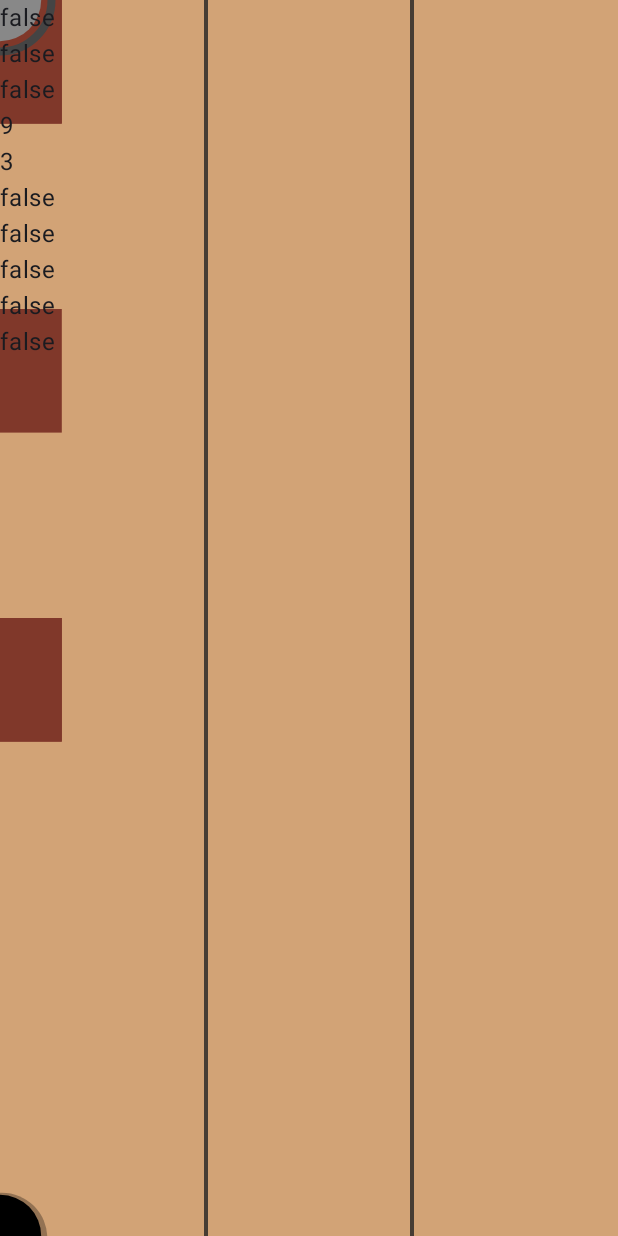
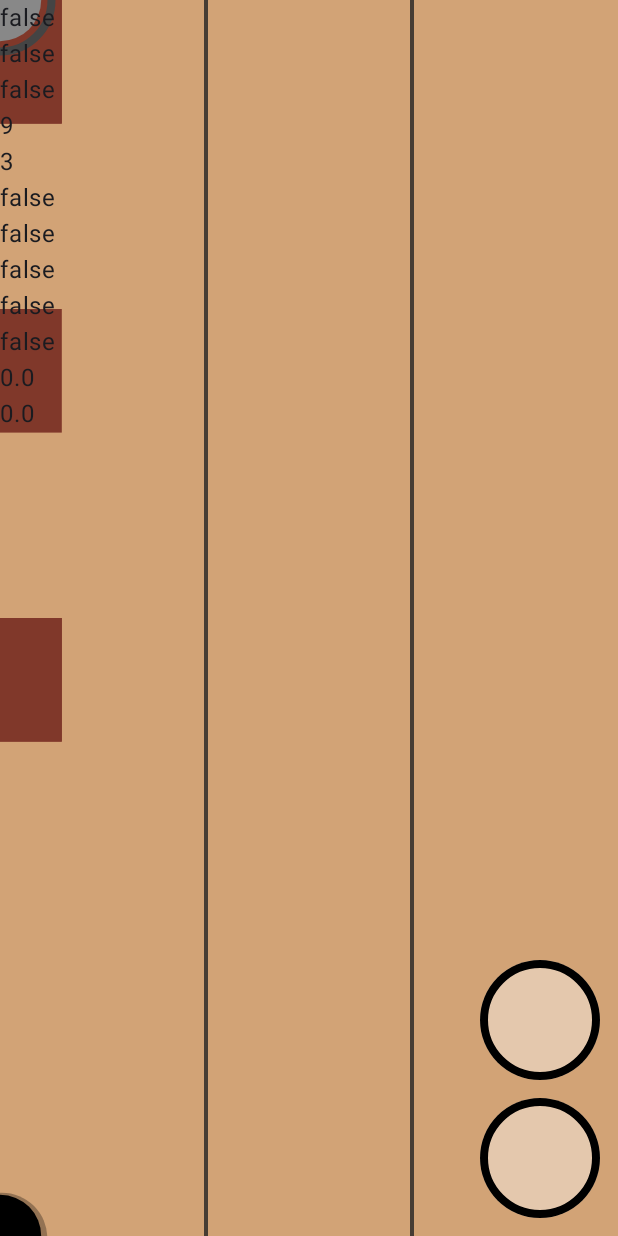
Before and after one commit to Shriram-10/Cheese-Chase, an Android app built with Jetpack Compose: the game screen opened through its navigation route, on a phone screen of 412 x 824 dp. Run offline under Robolectric (Android 15) with nearby library versions, the phone set to English and light mode, and no system bars.

Commit message:
make powerup bubbles

```diff
--- a/app/src/main/java/com/example/thecheesechaseapplication/Game.kt
+++ b/app/src/main/java/com/example/thecheesechaseapplication/Game.kt
@@ -30,6 +30,7 @@ import androidx.compose.foundation.layout.Spacer
 import androidx.compose.foundation.layout.fillMaxSize
 import androidx.compose.foundation.layout.fillMaxWidth
 import androidx.compose.foundation.layout.height
+import androidx.compose.foundation.layout.size
 import androidx.compose.foundation.layout.width
 import androidx.compose.foundation.shape.RoundedCornerShape
 import androidx.compose.material3.Button
@@ -44,7 +45,9 @@ import androidx.compose.runtime.remember
 import androidx.compose.runtime.rememberCoroutineScope
 import androidx.compose.runtime.setValue
 import androidx.compose.runtime.withFrameMillis
+import androidx.compose.ui.Alignment
 import androidx.compose.ui.Modifier
+import androidx.compose.ui.draw.clip
 import androidx.compose.ui.draw.scale
 import androidx.compose.ui.geometry.Offset
 import androidx.compose.ui.geometry.Size
@@ -403,6 +406,8 @@ fun Game(modifier: Modifier, navController: NavController, highScore: HighScoreM
             Text(collided3.value.toString())
             Text(collided4.value.toString())
             Text(collided5.value.toString())
+            Text(circularTimer1.value.toString())
+            Text(circularTimer2.value.toString())
         }
         if (collisionCount.value < 2) {
             Column {
@@ -491,6 +496,35 @@ fun Game(modifier: Modifier, navController: NavController, highScore: HighScoreM
         LaunchedEffect(Unit){
             delay(1000)
             makeDelay.value = false
+        }
+    }
+
+    if (powerUpsCollected.value == 1 && !activatePowerUp1.value){
+        UpdateTimer()
+    }
+    if (powerUpsCollected.value == 2 && !activatePowerUp2.value){
+        UpdateTimer()
+    }
+}
+
+@Composable
+fun UpdateTimer(){
+    if (powerUpsCollected.value == 2 && collisionCount.value < 2){
+        LaunchedEffect(Unit) {
+            while (circularTimer2.value < 360) {
+                delay(8)
+                circularTimer2.value += (360f/375f)
+            }
+            activatePowerUp2.value = true
+        }
+    }
+    if (powerUpsCollected.value >= 1 && collisionCount.value < 2){
+        LaunchedEffect(Unit) {
+            while (circularTimer1.value < 360) {
+                delay(8)
+                circularTimer1.value += (360f/375f)
+            }
+            activatePowerUp1.value = true
         }
     }
 }
@@ -586,6 +620,10 @@ fun GameCanvas(modifier:Modifier, context: Context) {
         collisionCount.value = 0
     }
 
+    Box(
+        modifier = Modifier.fillMaxSize(),
+        contentAlignment = Alignment.BottomCenter
+    ) {
         Canvas(
             modifier = Modifier
                 .fillMaxSize()
@@ -620,99 +658,99 @@ fun GameCanvas(modifier:Modifier, context: Context) {
                         }
                     )
                 }
-    ){
+        ) {
             height.value = size.height
             width.value = size.width
 
             drawLine(
-            color = Color(71,61,52),
-            start = Offset(size.width/3, 0f),
-            end = Offset(size.width/3, size.height),
+                color = Color(71, 61, 52),
+                start = Offset(size.width / 3, 0f),
+                end = Offset(size.width / 3, size.height),
                 strokeWidth = 4f
             )
 
             drawLine(
-            color = Color(71,61,52),
-            start = Offset(size.width/1.5f, 0f),
-            end = Offset(size.width/1.5f, size.height),
+                color = Color(71, 61, 52),
+                start = Offset(size.width / 1.5f, 0f),
+                end = Offset(size.width / 1.5f, size.height),
                 strokeWidth = 4f
             )
 
             drawRect(
-            topLeft = Offset(movingBoxes[0].centerX - size.width/10, yBox[0]),
-            color = Color(128,56,42),
-            size = Size(size.width/5, size.width/5)
+                topLeft = Offset(movingBoxes[0].centerX - size.width / 10, yBox[0]),
+                color = Color(128, 56, 42),
+                size = Size(size.width / 5, size.width / 5)
             )
 
             drawRect(
-            topLeft = Offset(movingBoxes[1].centerX - size.width/10, yBox[1]),
-            color = Color(128,56,42),
-            size = Size(size.width/5, size.width/5)
+                topLeft = Offset(movingBoxes[1].centerX - size.width / 10, yBox[1]),
+                color = Color(128, 56, 42),
+                size = Size(size.width / 5, size.width / 5)
             )
 
             drawRect(
-            topLeft = Offset(movingBoxes[2].centerX - size.width/10, yBox[2]),
-            color = Color(128,56,42),
-            size = Size(size.width/5, size.width/5)
+                topLeft = Offset(movingBoxes[2].centerX - size.width / 10, yBox[2]),
+                color = Color(128, 56, 42),
+                size = Size(size.width / 5, size.width / 5)
             )
 
             drawRect(
-            topLeft = Offset(movingBoxes[3].centerX - size.width/10, yBox[3]),
-            color = Color(128,56,42),
-            size = Size(size.width/5, size.width/5)
+                topLeft = Offset(movingBoxes[3].centerX - size.width / 10, yBox[3]),
+                color = Color(128, 56, 42),
+                size = Size(size.width / 5, size.width / 5)
             )
 
             drawRect(
-            topLeft = Offset(movingBoxes[4].centerX - size.width/10, yBox[4]),
-            color = Color(128,56,42),
-            size = Size(size.width/5, size.width/5)
+                topLeft = Offset(movingBoxes[4].centerX - size.width / 10, yBox[4]),
+                color = Color(128, 56, 42),
+                size = Size(size.width / 5, size.width / 5)
             )
 
             drawRect(
-            topLeft = Offset(movingBoxes[5].centerX - size.width/10, yBox[5]),
-            color = Color(128,56,42),
-            size = Size(size.width/5, size.width/5)
+                topLeft = Offset(movingBoxes[5].centerX - size.width / 10, yBox[5]),
+                color = Color(128, 56, 42),
+                size = Size(size.width / 5, size.width / 5)
             )
 
             drawRect(
-            topLeft = Offset(movingBoxes[6].centerX - size.width/10, yBox[6]),
-            color = Color(128,56,42),
-            size = Size(size.width/5, size.width/5)
+                topLeft = Offset(movingBoxes[6].centerX - size.width / 10, yBox[6]),
+                color = Color(128, 56, 42),
+                size = Size(size.width / 5, size.width / 5)
             )
 
             drawRect(
-            topLeft = Offset(movingBoxes[7].centerX - size.width/10, yBox[7]),
-            color = Color(128,56,42),
-            size = Size(size.width/5, size.width/5)
+                topLeft = Offset(movingBoxes[7].centerX - size.width / 10, yBox[7]),
+                color = Color(128, 56, 42),
+                size = Size(size.width / 5, size.width / 5)
             )
 
             drawRect(
-            topLeft = Offset(movingBoxes[8].centerX - size.width/10, yBox[8]),
-            color = Color(128,56,42),
-            size = Size(size.width/5, size.width/5)
+                topLeft = Offset(movingBoxes[8].centerX - size.width / 10, yBox[8]),
+                color = Color(128, 56, 42),
+                size = Size(size.width / 5, size.width / 5)
             )
 
             drawCircle(
                 color = Color.Black.copy(alpha = 0.3f),
-            radius = size.width/15f * 1.1f * sizeDuringJump.value.pow(1.25f),
+                radius = size.width / 15f * 1.1f * sizeDuringJump.value.pow(1.25f),
                 center = Offset(movingJerry.value.centerX + 2f, size.height - y + 2f)
             )
 
             drawCircle(
                 color = if (collisionCount.value == 1) colors else Color.Black,
-            radius = size.width/15f * sizeDuringJump.value,
+                radius = size.width / 15f * sizeDuringJump.value,
                 center = Offset(movingJerry.value.centerX, size.height - y)
             )
 
-        if (collisionCount.value >= 1){
+            if (collisionCount.value >= 1) {
                 drawCircle(
                     color = Color.Gray,
-                radius = size.width/15f,
+                    radius = size.width / 15f,
                     center = Offset(movingTom.value.centerX, movingTom.value.centerY)
                 )
                 drawCircle(
                     color = Color.DarkGray,
-                radius = size.width/12f,
+                    radius = size.width / 12f,
                     center = Offset(movingTom.value.centerX, movingTom.value.centerY),
                     style = Stroke(width = 8f)
                 )
@@ -838,7 +876,85 @@ fun GameCanvas(modifier:Modifier, context: Context) {
                     color = Color(253, 247, 82).copy(alpha = 0.5f),
                     style = Fill
                 )
+            }
+        }
+        Column {
+            Row(
+                modifier = Modifier.fillMaxWidth(),
+                horizontalArrangement = Arrangement.End
+            ) {
+                Column {
+                    Canvas(
+                        modifier = Modifier
+                            .size(80.dp)
+                            .clip(RoundedCornerShape(50))
+                            .background(Color.White.copy(alpha = 0.4f))
+                    ) {
+                        if (!activatePowerUp2.value) {
+                            drawCircle(
+                                color = Color.Black,
+                                radius = size.width / 2,
+                                center = Offset(size.width / 2, size.height / 2),
+                                style = Stroke(width = 16f)
+                            )
 
+                            drawArc(
+                                color = Color.Gray,
+                                startAngle = -90f,
+                                sweepAngle = circularTimer2.value,
+                                useCenter = false,
+                                style = Stroke(width = 16f)
+                            )
+                        } else {
+                            drawCircle(
+                                brush = Brush.radialGradient(
+                                    colors = powerUpColors,
+                                    radius = size.width / 2,
+                                    center = Offset(size.width / 2, size.height / 2),
+                                )
+                            )
+                        }
+                    }
+
+                    Spacer(modifier = Modifier.height(12.dp))
+
+                    Canvas(
+                        modifier = Modifier
+                            .size(80.dp)
+                            .clip(RoundedCornerShape(50))
+                            .background(Color.White.copy(alpha = 0.4f))
+                    ) {
+                        if (!activatePowerUp1.value) {
+                            drawCircle(
+                                color = Color.Black,
+                                radius = size.width / 2,
+                                center = Offset(size.width / 2, size.height / 2),
+                                style = Stroke(width = 16f)
+                            )
+
+                            drawArc(
+                                color = Color.Gray,
+                                startAngle = -90f,
+                                sweepAngle = circularTimer1.value,
+                                useCenter = false,
+                                style = Stroke(width = 16f)
+                            )
+                        } else {
+                            drawCircle(
+                                brush = Brush.radialGradient(
+                                    colors = powerUpColors,
+                                    radius = size.width / 2,
+                                    center = Offset(size.width / 2, size.height / 2),
+                                )
+                            )
+                        }
+                    }
+                }
+
+                Spacer(modifier = Modifier.width(12.dp))
+            }
+
+            Spacer(modifier = Modifier.height(12.dp))
         }
     }
 }
--- a/app/src/main/java/com/example/thecheesechaseapplication/GlobalStates.kt
+++ b/app/src/main/java/com/example/thecheesechaseapplication/GlobalStates.kt
@@ -37,7 +37,6 @@ var HighScore = mutableStateOf(0)
 var mode = mutableStateOf(0)
 var level = mutableStateOf(1)
 var jerryJump = mutableStateOf(false)
-var tomJump = mutableStateOf(false)
 var sizeDuringJump = mutableStateOf(1f)
 var mp: MediaPlayer? = null
 var time = mutableStateOf(0f)
@@ -87,6 +86,12 @@ var powerUp = mutableStateListOf(
 var powerUpDisplay = mutableStateListOf(true, true, true)
 var powerUpsCollected = mutableStateOf(0)
 var makeDelay = mutableStateOf(false)
+
+var circularTimer1 = mutableStateOf(0f)
+var circularTimer2 = mutableStateOf(0f)
+
+var activatePowerUp1 = mutableStateOf(false)
+var activatePowerUp2 = mutableStateOf(false)
 
 var movingBoxes = mutableStateListOf<Dimensions>(
     Dimensions(
```
Also changed, not shown: app/src/main/java/com/example/thecheesechaseapplication/Settings.kt (+8 -0 lines), app/src/main/java/com/example/thecheesechaseapplication/WinnerPage.kt (+8 -1 lines). Lines whose indentation alone changed are shown as unchanged.
